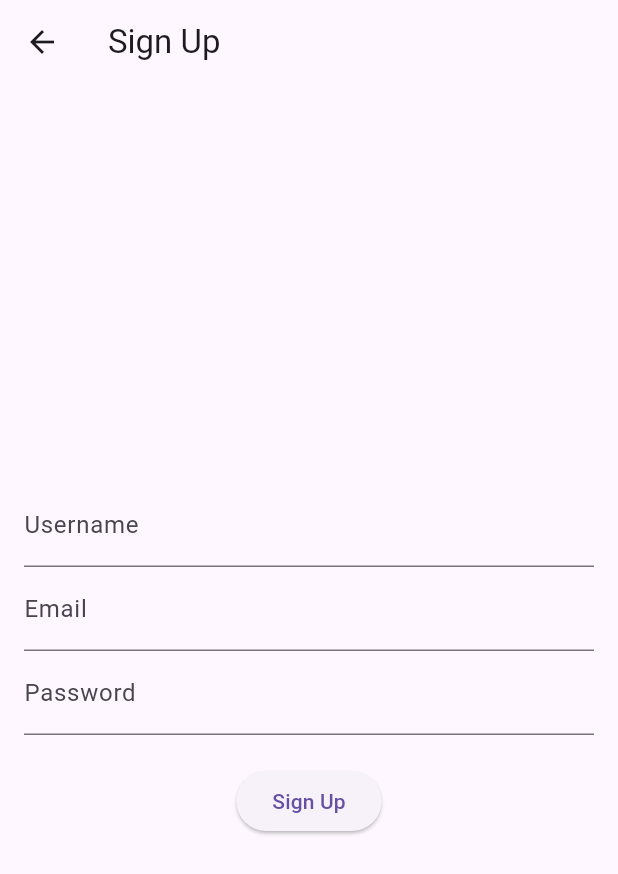
After one commit to youssefbakry22/Cloud-Computing, a Flutter app: the screen it shows after launch, after a tap on an icon or button, on a phone screen of 412 x 824 dp. The commit adds this screen. Shown: the top 874 px of the screen. Run offline on Flutter 3.47's test engine with Material 3 defaults, Android fonts, the phone set to English and light mode, and no system bars; our stand-ins replace cloud_firestore, firebase_auth, firebase_core, firebase_database, firebase_messaging, flutter_local_notifications; accounts and stored records are empty; network calls fail.

Commit message:
added email&password auth

```diff
--- a/lib/main.dart
+++ b/lib/main.dart
@@ -1,7 +1,9 @@
 import 'package:flutter/material.dart';
 import 'package:firebase_core/firebase_core.dart';
+import 'package:firebase_auth/firebase_auth.dart';
 import 'notification_handler.dart';
 import 'channel_screen.dart';
+import 'sign_in_screen.dart';
 
 void main() async {
   WidgetsFlutterBinding.ensureInitialized();
@@ -12,19 +14,40 @@ void main() async {
   }
   NotificationHandler.handleForegroundNotification();
   NotificationHandler.handleBackgroundNotification();
-  runApp(MyApp());
+
+  runApp(const MyApp());
 }
 
 class MyApp extends StatelessWidget {
+  const MyApp({super.key});
+
   @override
   Widget build(BuildContext context) {
     return MaterialApp(
       title: 'Chat Room',
-      theme: ThemeData(
-        primarySwatch: Colors.blue,
-      ),
+      theme: ThemeData(primarySwatch: Colors.blue),
       debugShowCheckedModeBanner: false,
-      home: ChannelScreen(),
+      home: const AuthWrapper(),
     );
   }
 }
+
+class AuthWrapper extends StatelessWidget {
+  const AuthWrapper({super.key});
+
+  @override
+  Widget build(BuildContext context) {
+    return StreamBuilder<User?>(
+      stream: FirebaseAuth.instance.authStateChanges(),
+      builder: (context, snapshot) {
+        if (snapshot.connectionState == ConnectionState.waiting) {
+          return const Center(child: CircularProgressIndicator());
+        } else if (snapshot.hasData) {
+          return ChannelScreen();
+        } else {
+          return SignInScreen();
+        }
+      },
+    );
+  }
+}
--- /dev/null
+++ b/lib/sign_in_screen.dart
@@ -0,0 +1,64 @@
+import 'package:flutter/material.dart';
+import 'package:firebase_auth/firebase_auth.dart';
+import 'channel_screen.dart';
+import 'sign_up_screen.dart';
+
+class SignInScreen extends StatelessWidget {
+  final TextEditingController emailController = TextEditingController();
+  final TextEditingController passwordController = TextEditingController();
+
+  void signIn(BuildContext context) async {
+    try {
+      await FirebaseAuth.instance.signInWithEmailAndPassword(
+        email: emailController.text.trim(),
+        password: passwordController.text.trim(),
+      );
+      Navigator.pushReplacement(
+        context,
+        MaterialPageRoute(builder: (context) => ChannelScreen()),
+      );
+    } catch (e) {
+      ScaffoldMessenger.of(context).showSnackBar(
+        SnackBar(content: Text(e.toString())),
+      );
+    }
+  }
+
+  @override
+  Widget build(BuildContext context) {
+    return Scaffold(
+      appBar: AppBar(title: Text('Sign In')),
+      body: Padding(
+        padding: const EdgeInsets.all(16.0),
+        child: Column(
+          mainAxisAlignment: MainAxisAlignment.center,
+          children: [
+            TextField(
+              controller: emailController,
+              decoration: InputDecoration(labelText: 'Email'),
+            ),
+            TextField(
+              controller: passwordController,
+              decoration: InputDecoration(labelText: 'Password'),
+              obscureText: true,
+            ),
+            SizedBox(height: 20),
+            ElevatedButton(
+              onPressed: () => signIn(context),
+              child: Text('Sign In'),
+            ),
+            TextButton(
+              onPressed: () {
+                Navigator.push(
+                  context,
+                  MaterialPageRoute(builder: (context) => SignUpScreen()),
+                );
+              },
+              child: Text('Don\'t have an account? Sign Up'),
+            ),
+          ],
+        ),
+      ),
+    );
+  }
+}
--- /dev/null
+++ b/lib/sign_up_screen.dart
@@ -0,0 +1,86 @@
+import 'package:flutter/material.dart';
+import 'package:firebase_auth/firebase_auth.dart';
+import 'channel_screen.dart';
+
+class SignUpScreen extends StatefulWidget {
+  @override
+  _SignUpScreenState createState() => _SignUpScreenState();
+}
+
+class _SignUpScreenState extends State<SignUpScreen> {
+  final _emailController = TextEditingController();
+  final _passwordController = TextEditingController();
+  final _usernameController = TextEditingController();
+  final FirebaseAuth _auth = FirebaseAuth.instance;
+  bool _isLoading = false;
+
+  Future<void> _signUp() async {
+    setState(() {
+      _isLoading = true;
+    });
+
+    try {
+      UserCredential userCredential = await _auth.createUserWithEmailAndPassword(
+        email: _emailController.text.trim(),
+        password: _passwordController.text.trim(),
+      );
+
+      // Update Display Name with the Username
+      await userCredential.user?.updateDisplayName(_usernameController.text.trim());
+      await userCredential.user?.reload(); // Ensure changes are applied.
+
+      ScaffoldMessenger.of(context).showSnackBar(
+          SnackBar(content: Text('Sign up successful!')));
+
+      // Navigate to the ChannelScreen
+      Navigator.pushReplacement(
+        context,
+        MaterialPageRoute(builder: (context) => ChannelScreen()),
+      );
+    } on FirebaseAuthException catch (e) {
+      ScaffoldMessenger.of(context).showSnackBar(
+        SnackBar(content: Text(e.message ?? 'Sign up failed')),
+      );
+    } finally {
+      setState(() {
+        _isLoading = false;
+      });
+    }
+  }
+
+  @override
+  Widget build(BuildContext context) {
+    return Scaffold(
+      appBar: AppBar(title: Text('Sign Up')),
+      body: Padding(
+        padding: const EdgeInsets.all(16.0),
+        child: Column(
+          mainAxisAlignment: MainAxisAlignment.center,
+          children: [
+            TextField(
+              controller: _usernameController,
+              decoration: InputDecoration(labelText: 'Username'),
+            ),
+            TextField(
+              controller: _emailController,
+              decoration: InputDecoration(labelText: 'Email'),
+              keyboardType: TextInputType.emailAddress,
+            ),
+            TextField(
+              controller: _passwordController,
+              decoration: InputDecoration(labelText: 'Password'),
+              obscureText: true,
+            ),
+            SizedBox(height: 20),
+            _isLoading
+                ? CircularProgressIndicator()
+                : ElevatedButton(
+              onPressed: _signUp,
+              child: Text('Sign Up'),
+            ),
+          ],
+        ),
+      ),
+    );
+  }
+}
```
Also changed, not shown: lib/channel_screen.dart (+44 -21 lines), lib/chat_screen.dart (+35 -3 lines), pubspec.lock.
